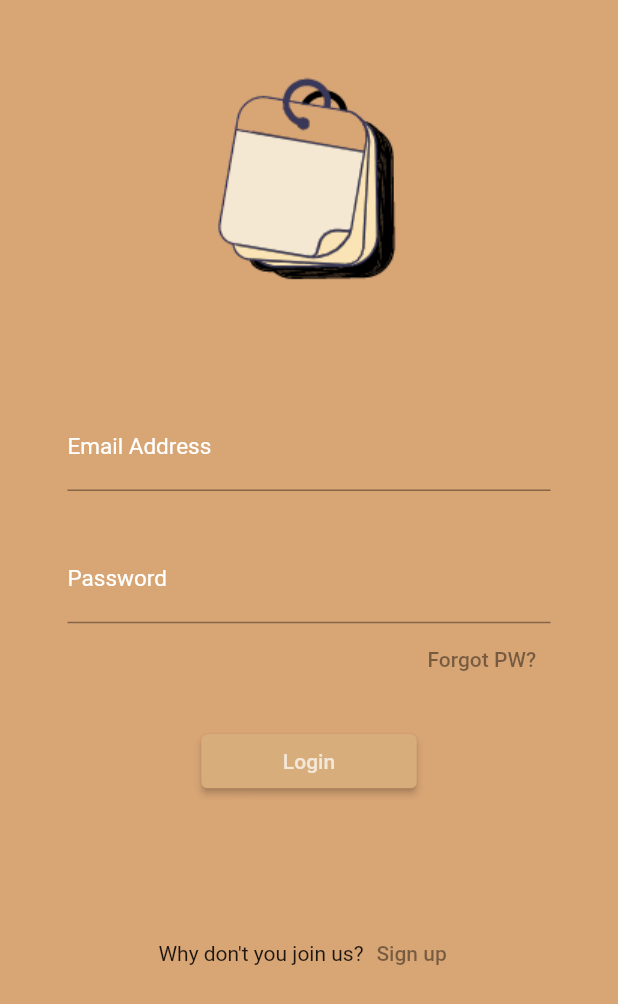
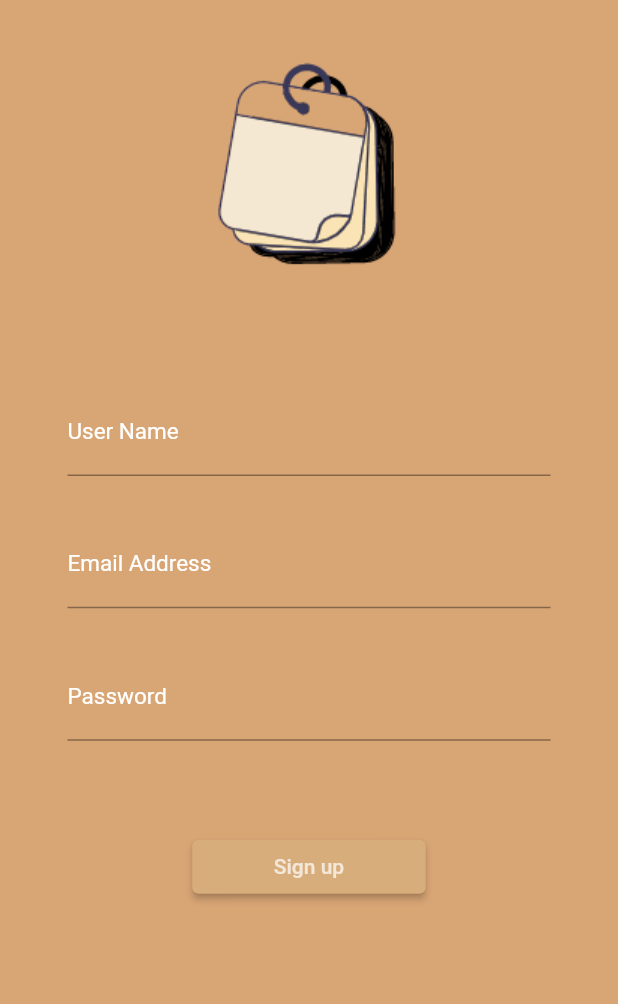
Before and after one commit to shusi1625/Daily_theme, a Flutter app: the screen it shows after launch, after a tap on "Sign up", on a phone screen of 412 x 824 dp. Shown: the top 1004 px of the screen. Run offline on Flutter 3.47's test engine with Material 2 defaults, Android fonts, the phone set to English and light mode, and no system bars.

```diff
--- a/code/lib/login.dart
+++ b/code/lib/login.dart
@@ -8,6 +8,7 @@ class Login extends StatefulWidget {
 }
 
 class _LoginState extends State<Login> {
+  final formKey = GlobalKey<FormState>();
   @override
   Widget build(BuildContext context) {
     return Scaffold(
@@ -20,7 +21,10 @@ class _LoginState extends State<Login> {
               child: Image(image: AssetImage('image/icon1.png'),),
 
             ),
-            Form(child: Theme(
+            Form(
+              key: formKey,
+              autovalidateMode: AutovalidateMode.onUserInteraction,
+                child: Theme(
               data: ThemeData(
                 primaryColor: Colors.white,
                 inputDecorationTheme: InputDecorationTheme(
@@ -34,19 +38,36 @@ class _LoginState extends State<Login> {
                 padding: EdgeInsets.all(45),
                 child: Column(
                   children: [
-                    TextField(
+                    TextFormField(
+                      key: ValueKey(1),
                       decoration: InputDecoration(
                         labelText: 'Email Address'
                       ),
                       keyboardType: TextInputType.emailAddress,
+                      validator: (value) {
+                        if((value != null && !value.contains('@') && value.length != 0)||value==null) {
+                          return '잘못된 이메일 형식입니다.';
+                        } else {
+                          return null;
+                        }
+                      },
                     ),
                     SizedBox(height: 30,),
-                    TextField(
+                    TextFormField(
+                      key: ValueKey(2),
                       decoration: InputDecoration(
-                          labelText: 'Password'
+                          labelText: 'Password',
+                        hintText: '8~25 characters'
                       ),
                       keyboardType: TextInputType.emailAddress,
                       obscureText: true,
+                      validator: (value) {
+                        if((value != null && (value.length < 8 || value.length>25) && value.length != 0) ||value==null) {
+                          return '8자 이상, 25자 이하로 입력해주세요.';
+                        } else {
+                          return null;
+                        }
+                      },
                     ),
                     Row(
                       children: [
@@ -69,7 +90,12 @@ class _LoginState extends State<Login> {
                           style: TextStyle(
                             color: Colors.white70
                           ),),
-                            onPressed: (){print("5");}),
+                            onPressed: (){
+                        final isValid = formKey.currentState!.validate();
+                        if(isValid) {
+                          print('5');
+                        }
+                            }),
                   SizedBox(height: 80),
                   Row(
                     mainAxisAlignment: MainAxisAlignment.center,
@@ -80,7 +106,11 @@ class _LoginState extends State<Login> {
                           style: TextStyle(
                             color: Colors.black45
                           ),),
-                          onPressed: (){print("5");},)
+                          onPressed: (){
+                            Navigator.push(context, MaterialPageRoute(
+                                builder: (BuildContext context) {
+                                  return SignUp();
+                                }));},)
                     ],
                   )
                   ],
@@ -93,3 +123,114 @@ class _LoginState extends State<Login> {
     );
   }
 }
+
+
+class SignUp extends StatefulWidget {
+  const SignUp({Key? key}) : super(key: key);
+
+  @override
+  State<SignUp> createState() => _SignUpState();
+}
+
+class _SignUpState extends State<SignUp> {
+  final formKey2 = GlobalKey<FormState>();
+  @override
+  Widget build(BuildContext context) {
+    return Scaffold(
+      backgroundColor: Color(0xffD8A575),
+      body: SingleChildScrollView(
+        child: Column(
+          children: [
+            Padding(padding: EdgeInsets.only(top: 20)),
+            Center(
+              child: Image(image: AssetImage('image/icon1.png'),),
+
+            ),
+            Form(
+                key: formKey2,
+                autovalidateMode: AutovalidateMode.onUserInteraction,
+                child: Theme(
+              data: ThemeData(
+                  primaryColor: Colors.white,
+                  inputDecorationTheme: InputDecorationTheme(
+                      labelStyle: TextStyle(
+                        color: Colors.white,
+                        fontSize: 15.0,
+                      )
+                  )
+              ),
+              child: Container(
+                padding: EdgeInsets.all(45),
+                child: Column(
+                  children: [
+                    TextFormField(
+                      key: ValueKey(3),
+                      decoration: InputDecoration(
+                          labelText: 'User Name'
+                      ),
+                      keyboardType: TextInputType.emailAddress,
+                      validator: (value) {
+                        if((value != null && (value.length>10) && value.length != 0) ||value==null) {
+                          return '10자 이내로 입력해주세요.';
+                        } else {
+                          return null;
+                        }
+                      },
+                    ),
+                    SizedBox(height: 30,),
+                    TextFormField(
+                      key: ValueKey(4),
+                      decoration: InputDecoration(
+                          labelText: 'Email Address'
+                      ),
+                      keyboardType: TextInputType.emailAddress,
+                      validator: (value) {
+                        if((value != null && !value.contains('@') && value.length != 0)||value==null) {
+                          return '잘못된 이메일 형식입니다.';
+                        } else {
+                          return null;
+                        }
+                      },
+                    ),
+                    SizedBox(height: 30,),
+                    TextFormField(
+                      key: ValueKey(5),
+                      decoration: InputDecoration(
+                          labelText: 'Password',
+                        hintText: '8~25 characters'
+                      ),
+                      keyboardType: TextInputType.emailAddress,
+                      obscureText: true,
+                      validator: (value) {
+                        if((value != null && (value.length < 8 || value.length>25) && value.length != 0) ||value==null) {
+                          return '8자 이상, 25자 이하로 입력해주세요.';
+                        } else {
+                          return null;
+                        }
+                      },
+                    ),
+                    SizedBox(height: 60),
+                    ElevatedButton(
+                        style: ElevatedButton.styleFrom(
+                            primary: Color(0xffD8AD7C)
+                        ),
+                        child: Text('           Sign up           ',
+                          style: TextStyle(
+                              color: Colors.white70
+                          ),),
+                        onPressed: (){
+                          final isValid = formKey2.currentState!.validate();
+                          if(isValid) {
+                            print('5');
+                          }
+                        }),
+                  ],
+                ),
+              ),)
+            )
+          ],
+        ),
+      ),
+    );
+  }
+}
```
